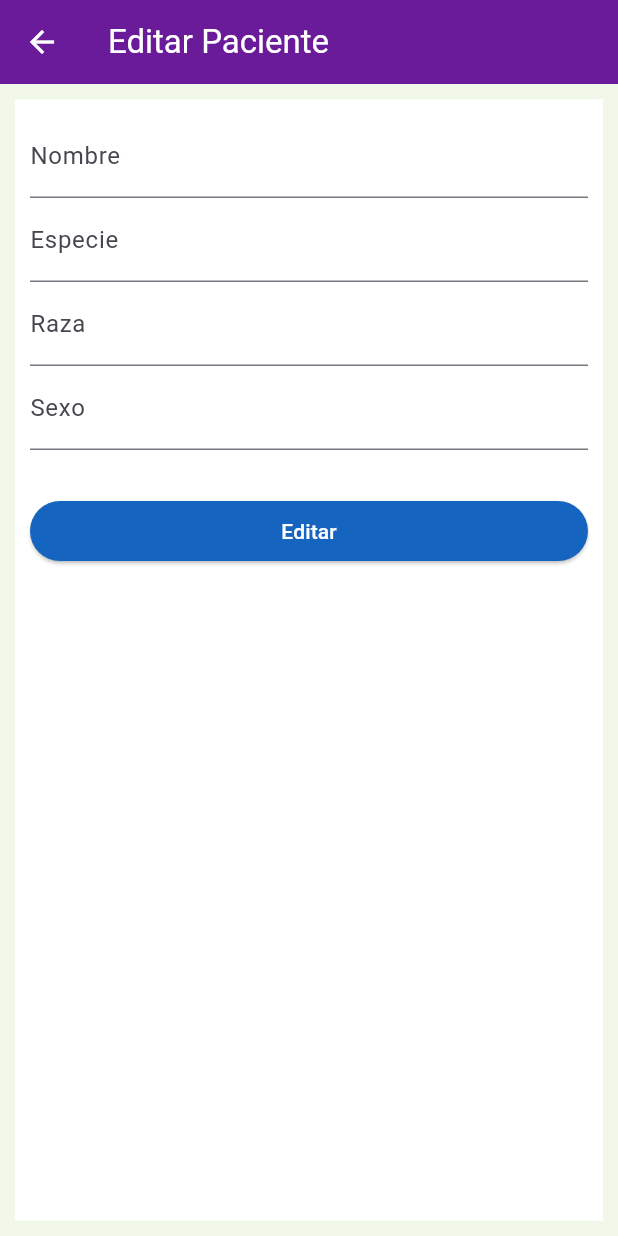
After one commit to carlosalten/DAM2023_U2_302, a Flutter app: the PacientesEditarPage screen opened directly, on a phone screen of 412 x 824 dp. The commit adds this screen. Run offline on Flutter 3.47's test engine with Material 2 defaults, Android fonts, the phone set to English and light mode, and no system bars; our stand-ins replace flutter_slidable, material_design_icons_flutter; network calls fail.

Commit message:
Inicio clase edición

```diff
--- a/u2_mascotas/mascotas_cliente/lib/models/mascota.dart
+++ b/u2_mascotas/mascotas_cliente/lib/models/mascota.dart
@@ -5,7 +5,14 @@ class Mascota {
   String _raza;
   String _sexo;
 
-  Mascota(dynamic snapshot)
+  Mascota({id = 0, nombre = '', especie = '', raza = '', sexo = ''})
+      : _id = id,
+        _nombre = nombre,
+        _especie = especie,
+        _raza = raza,
+        _sexo = sexo;
+
+  Mascota.fromSnapshot(dynamic snapshot)
       : _id = int.parse(snapshot['id'].toString()),
         _nombre = snapshot['nombre'],
         _especie = snapshot['especie'],
--- /dev/null
+++ b/u2_mascotas/mascotas_cliente/lib/pages/pacientes_editar_page.dart
@@ -0,0 +1,78 @@
+import 'package:flutter/material.dart';
+
+class PacientesEditarPage extends StatefulWidget {
+  const PacientesEditarPage({super.key});
+
+  @override
+  State<PacientesEditarPage> createState() => _PacientesEditarPageState();
+}
+
+class _PacientesEditarPageState extends State<PacientesEditarPage> {
+  TextEditingController nombreCtrl = TextEditingController();
+  TextEditingController especieCtrl = TextEditingController();
+  TextEditingController razaCtrl = TextEditingController();
+  TextEditingController sexoCtrl = TextEditingController();
+
+  @override
+  Widget build(BuildContext context) {
+    return Scaffold(
+      appBar: AppBar(
+        iconTheme: IconThemeData(color: Colors.white),
+        backgroundColor: Colors.purple.shade800,
+        title: Text('Editar Paciente', style: TextStyle(color: Colors.white)),
+      ),
+      body: Form(
+        child: Container(
+          color: Colors.lightGreen.shade50,
+          padding: EdgeInsets.all(10),
+          child: Container(
+            padding: EdgeInsets.all(10),
+            color: Colors.white,
+            child: ListView(
+              children: [
+                //nombre
+                TextFormField(
+                  controller: nombreCtrl,
+                  decoration: InputDecoration(
+                    label: Text('Nombre'),
+                  ),
+                ),
+                //especie
+                TextFormField(
+                  controller: especieCtrl,
+                  decoration: InputDecoration(
+                    label: Text('Especie'),
+                  ),
+                ),
+                //raza
+                TextFormField(
+                  controller: razaCtrl,
+                  decoration: InputDecoration(
+                    label: Text('Raza'),
+                  ),
+                ),
+                // sexo
+                TextFormField(
+                  controller: sexoCtrl,
+                  decoration: InputDecoration(
+                    label: Text('Sexo'),
+                  ),
+                ),
+
+                Container(
+                  margin: EdgeInsets.only(top: 30),
+                  width: double.infinity,
+                  child: ElevatedButton(
+                    style: ElevatedButton.styleFrom(backgroundColor: Colors.blue.shade800, foregroundColor: Colors.white),
+                    child: Text('Editar'),
+                    onPressed: () {},
+                  ),
+                ),
+              ],
+            ),
+          ),
+        ),
+      ),
+    );
+  }
+}
--- a/u2_mascotas/mascotas_cliente/lib/pages/tabs/tab_pacientes1.dart
+++ b/u2_mascotas/mascotas_cliente/lib/pages/tabs/tab_pacientes1.dart
@@ -36,7 +36,7 @@ class _TabPacientes1State extends State<TabPacientes1> {
                       itemCount: snapshot.data.length,
                       itemBuilder: (context, index) {
                         // var mascota = snapshot.data[index];
-                        Mascota mascota = Mascota(snapshot.data[index]);
+                        Mascota mascota = Mascota.fromSnapshot(snapshot.data[index]);
                         return ListTile(
                           leading: Icon(
                             mascota.especie == 'Perro' ? MdiIcons.dog : MdiIcons.cat,
--- a/u2_mascotas/mascotas_cliente/lib/pages/tabs/tab_pacientes2.dart
+++ b/u2_mascotas/mascotas_cliente/lib/pages/tabs/tab_pacientes2.dart
@@ -37,7 +37,7 @@ class _TabPacientes2State extends State<TabPacientes2> {
                     itemCount: snapshot.data.length,
                     itemBuilder: (context, index) {
                       //Tile Mascota
-                      Mascota mascota = Mascota(snapshot.data[index]);
+                      Mascota mascota = Mascota.fromSnapshot(snapshot.data[index]);
                       return Dismissible(
                         key: ObjectKey(mascota.id),
                         direction: DismissDirection.endToStart,
--- a/u2_mascotas/mascotas_cliente/lib/pages/tabs/tab_pacientes3.dart
+++ b/u2_mascotas/mascotas_cliente/lib/pages/tabs/tab_pacientes3.dart
@@ -38,7 +38,7 @@ class _TabPacientes3State extends State<TabPacientes3> {
                     itemCount: snapshot.data.length,
                     itemBuilder: (context, index) {
                       //Tile Mascota
-                      Mascota mascota = Mascota(snapshot.data[index]);
+                      Mascota mascota = Mascota.fromSnapshot(snapshot.data[index]);
                       return Slidable(
                         child: MascotaTile(mascota: mascota),
                         startActionPane: ActionPane(
@@ -57,7 +57,7 @@ class _TabPacientes3State extends State<TabPacientes3> {
                           motion: ScrollMotion(),
                           children: [
                             SlidableAction(
-                              backgroundColor: Colors.green,
+                              backgroundColor: Colors.purple,
                               foregroundColor: Colors.white,
                               icon: Icons.edit,
                               label: 'Editar',
--- a/u2_mascotas/mascotas_cliente/lib/services/http_service.dart
+++ b/u2_mascotas/mascotas_cliente/lib/services/http_service.dart
@@ -24,7 +24,6 @@ class HttpService {
         'especie': especie,
         'raza': raza,
         'nombre': nombre,
-        'fecha_nacimiento': fechaNacimiento,
         'sexo': sexo,
       }),
     );
```
Also changed, not shown: 2 other files.
